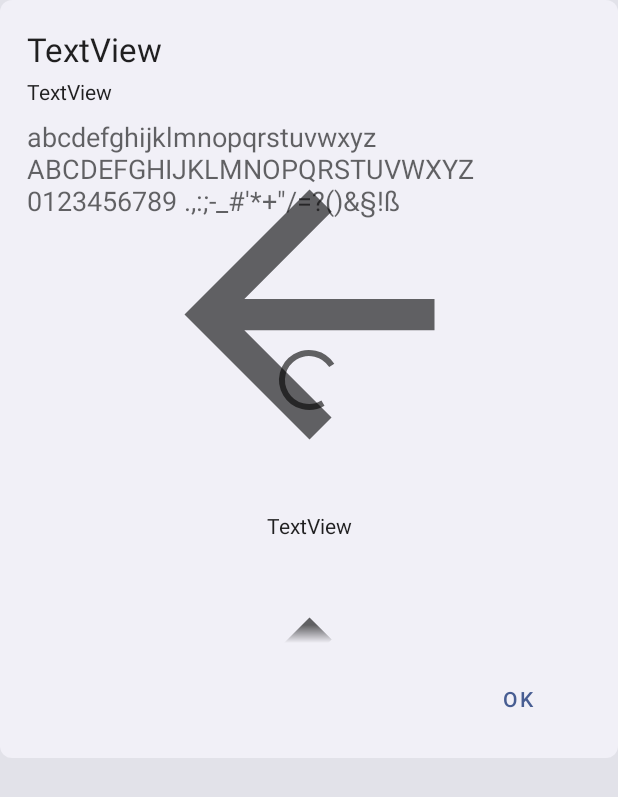
After one commit to DerTyp7214/RboardPatcher, an Android app: the layout patch_info_popup.xml on its own in the app's theme, with its tools: preview values and no code run, on a phone screen of 412 x 824 dp. The commit adds this screen. Shown: the top 797 px of the screen. Run offline under Robolectric (Android 15) with nearby library versions, the phone set to English and light mode, and no system bars.

Commit message:
patch content preview

```diff
--- a/app/build.gradle
+++ b/app/build.gradle
@@ -12,8 +12,8 @@ android {
         applicationId "de.dertyp7214.rboardpatcher"
         minSdk 26
         targetSdk 33
-        versionCode 1800
-        versionName "1.8"
+        versionCode 2000
+        versionName "2.0"
 
         testInstrumentationRunner "androidx.test.runner.AndroidJUnitRunner"
     }
@@ -42,7 +42,7 @@ dependencies {
     implementation 'androidx.browser:browser:1.4.0'
     implementation 'com.anggrayudi:storage:1.4.1'
     implementation 'androidx.core:core-ktx:1.8.0'
-    implementation 'androidx.appcompat:appcompat:1.4.2'
+    implementation 'androidx.appcompat:appcompat:1.5.0'
     implementation 'com.google.android.material:material:1.6.1'
     implementation 'androidx.constraintlayout:constraintlayout:2.1.4'
     implementation 'org.jetbrains.kotlin:kotlin-stdlib-jdk7:1.7.10'
--- a/app/src/main/java/de/dertyp7214/rboardpatcher/core/String.kt
+++ b/app/src/main/java/de/dertyp7214/rboardpatcher/core/String.kt
@@ -5,9 +5,12 @@ import java.io.File
 import java.net.URL
 import java.nio.file.Files
 import java.nio.file.StandardCopyOption
+
 fun String.downloadFile(path: File): File {
     if (path.exists()) path.deleteRecursively()
-    URL(this).openStream().use { Files.copy(it, path.toPath(), StandardCopyOption.REPLACE_EXISTING) }
+    path.parentFile?.let { if (!it.exists()) it.mkdirs() }
+    URL(this).openStream()
+        .use { Files.copy(it, path.toPath(), StandardCopyOption.REPLACE_EXISTING) }
     return path
 }
 
--- /dev/null
+++ b/app/src/main/res/layout/patch_info_icon.xml
@@ -0,0 +1,37 @@
+<?xml version="1.0" encoding="utf-8"?>
+<androidx.constraintlayout.widget.ConstraintLayout xmlns:android="http://schemas.android.com/apk/res/android"
+    xmlns:app="http://schemas.android.com/apk/res-auto"
+    xmlns:tools="http://schemas.android.com/tools"
+    android:layout_width="match_parent"
+    android:layout_height="wrap_content"
+    android:orientation="vertical"
+    tools:ignore="UseCompoundDrawables">
+
+    <ImageView
+        android:id="@+id/icon"
+        android:layout_width="0dp"
+        android:layout_height="0dp"
+        android:layout_margin="6dp"
+        app:layout_constraintBottom_toTopOf="@+id/name"
+        app:layout_constraintDimensionRatio="W,1:1"
+        app:layout_constraintEnd_toEndOf="parent"
+        app:layout_constraintStart_toStartOf="parent"
+        app:layout_constraintTop_toTopOf="parent"
+        app:layout_constraintWidth_max="250dp"
+        app:tint="?attr/colorControlNormal"
+        tools:ignore="ContentDescription"
+        tools:srcCompat="@drawable/ic_baseline_arrow_back_24" />
+
+    <TextView
+        android:id="@+id/name"
+        android:layout_width="0dp"
+        android:layout_height="wrap_content"
+        android:layout_margin="4dp"
+        android:ellipsize="end"
+        android:gravity="center_horizontal"
+        android:textAppearance="@style/TextAppearance.AppCompat.Body1"
+        app:layout_constraintBottom_toBottomOf="parent"
+        app:layout_constraintEnd_toEndOf="parent"
+        app:layout_constraintStart_toStartOf="parent"
+        tools:text="TextView" />
+</androidx.constraintlayout.widget.ConstraintLayout>
--- /dev/null
+++ b/app/src/main/res/layout/patch_info_popup.xml
@@ -0,0 +1,106 @@
+<?xml version="1.0" encoding="utf-8"?>
+<androidx.constraintlayout.widget.ConstraintLayout xmlns:android="http://schemas.android.com/apk/res/android"
+    xmlns:app="http://schemas.android.com/apk/res-auto"
+    xmlns:tools="http://schemas.android.com/tools"
+    android:layout_width="match_parent"
+    android:layout_height="wrap_content"
+    android:background="@drawable/dialog_background">
+
+
+    <LinearLayout
+        android:id="@+id/linearLayout"
+        android:layout_width="0dp"
+        android:layout_height="wrap_content"
+        android:layout_marginStart="8dp"
+        android:layout_marginTop="8dp"
+        android:layout_marginEnd="8dp"
+        android:orientation="vertical"
+        app:layout_constraintEnd_toEndOf="parent"
+        app:layout_constraintStart_toStartOf="parent"
+        app:layout_constraintTop_toTopOf="parent">
+
+        <TextView
+            android:id="@+id/title"
+            android:layout_width="wrap_content"
+            android:layout_height="wrap_content"
+            android:textAppearance="@style/TextAppearance.AppCompat.Large"
+            tools:text="TextView" />
+
+        <TextView
+            android:id="@+id/message"
+            android:layout_width="match_parent"
+            android:layout_height="wrap_content"
+            android:layout_marginTop="4dp"
+            android:textAppearance="@style/TextAppearance.AppCompat.Body1"
+            tools:text="TextView" />
+    </LinearLayout>
+
+    <FrameLayout
+        android:id="@+id/frameLayout"
+        android:layout_width="0dp"
+        android:layout_height="wrap_content"
+        android:layout_marginStart="8dp"
+        android:layout_marginTop="8dp"
+        android:layout_marginEnd="8dp"
+        app:layout_constraintEnd_toEndOf="parent"
+        app:layout_constraintHeight_max="350dp"
+        app:layout_constraintStart_toStartOf="parent"
+        app:layout_constraintTop_toBottomOf="@+id/linearLayout">
+
+        <TextView
+            android:id="@+id/fontPreview"
+            android:layout_width="wrap_content"
+            android:layout_height="wrap_content"
+            android:text="@string/fontPreview"
+            android:textAppearance="@style/TextAppearance.AppCompat.Medium"
+            android:visibility="gone"
+            tools:visibility="visible" />
+
+        <com.google.android.material.progressindicator.CircularProgressIndicator
+            android:id="@+id/progressBar"
+            style="@style/Widget.MaterialComponents.CircularProgressIndicator"
+            android:layout_width="80dp"
+            android:layout_height="80dp"
+            android:layout_gravity="center"
+            android:indeterminate="true"
+            android:visibility="gone"
+            app:indicatorColor="?attr/colorControlNormal"
+            tools:indeterminate="false"
+            tools:progress="20"
+            tools:visibility="visible" />
+
+        <androidx.recyclerview.widget.RecyclerView
+            android:id="@+id/recyclerView"
+            android:layout_width="match_parent"
+            android:layout_height="wrap_content"
+            android:requiresFadingEdge="vertical"
+            android:visibility="gone"
+            tools:itemCount="5"
+            tools:listitem="@layout/patch_info_icon"
+            tools:visibility="visible" />
+
+    </FrameLayout>
+
+    <LinearLayout
+        android:layout_width="0dp"
+        android:layout_height="wrap_content"
+        android:layout_marginStart="8dp"
+        android:layout_marginTop="8dp"
+        android:layout_marginEnd="8dp"
+        android:gravity="end"
+        android:orientation="horizontal"
+        app:layout_constraintBottom_toBottomOf="parent"
+        app:layout_constraintEnd_toEndOf="parent"
+        app:layout_constraintStart_toStartOf="parent"
+        app:layout_constraintTop_toBottomOf="@+id/frameLayout">
+
+        <com.google.android.material.button.MaterialButton
+            android:id="@+id/ok"
+            style="?android:attr/buttonBarButtonStyle"
+            android:layout_width="wrap_content"
+            android:layout_height="wrap_content"
+            android:layout_margin="5dp"
+            android:text="@android:string/ok"
+            app:cornerRadius="@dimen/roundCorners" />
+    </LinearLayout>
+</androidx.constraintlayout.widget.ConstraintLayout>
--- a/app/src/main/res/values/strings.xml
+++ b/app/src/main/res/values/strings.xml
@@ -14,4 +14,6 @@
     <string name="sourceCodeUrl">https://github.com/DerTyp7214/RboardPatcher</string>
     <string name="patchesRepoUrl">https://github.com/GboardThemes/Patches</string>
     <string name="newTag">New</string>
+    <string name="lorem">Lorem ipsum dolor sit amet, consectetur adipiscing elit. Donec laoreet ante quis blandit pellentesque. Sed vulputate arcu ac pharetra iaculis. Nulla massa felis, aliquet in vestibulum vel, tempor condimentum nunc.</string>
+    <string name="fontPreview"><![CDATA[abcdefghijklmnopqrstuvwxyz ABCDEFGHIJKLMNOPQRSTUVWXYZ 0123456789 .,:;-_#\'*+\"/=?()&§!ß]]></string>
 </resources>
```
Also changed, not shown: app/src/main/java/de/dertyp7214/rboardpatcher/adapter/PatchInfoIconAdapter.kt (added, +36 -0 lines), app/src/main/java/de/dertyp7214/rboardpatcher/screens/MainActivity.kt (+12 -1 lines), app/src/main/java/de/dertyp7214/rboardpatcher/screens/PatchActivity.kt (+71 -28 lines).
